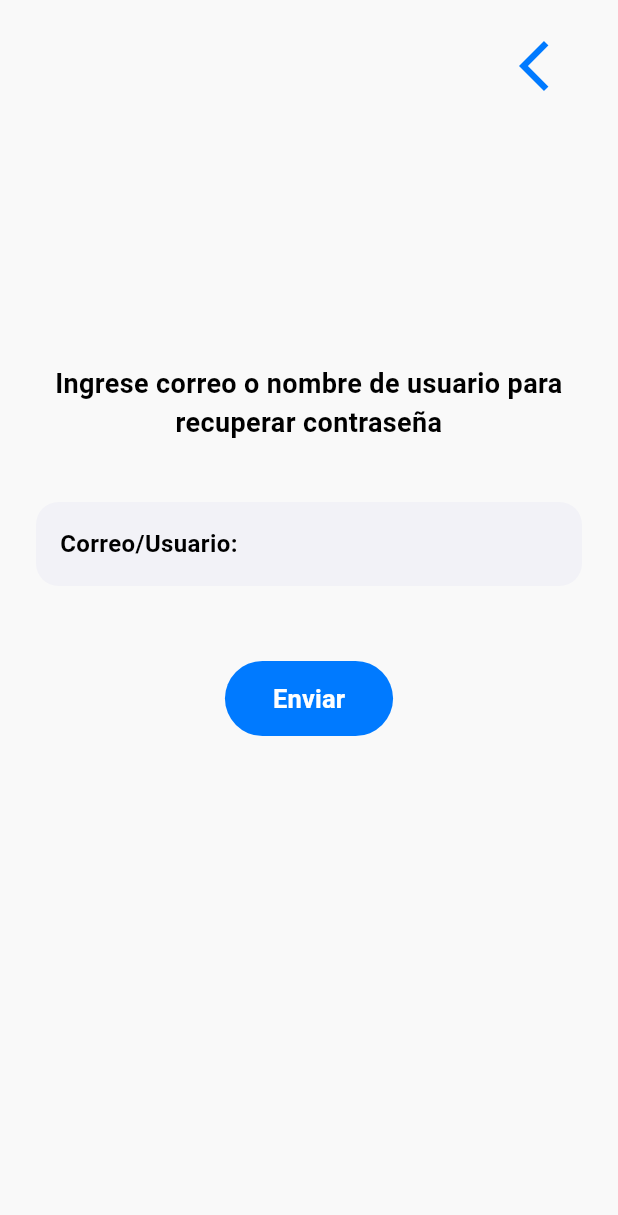
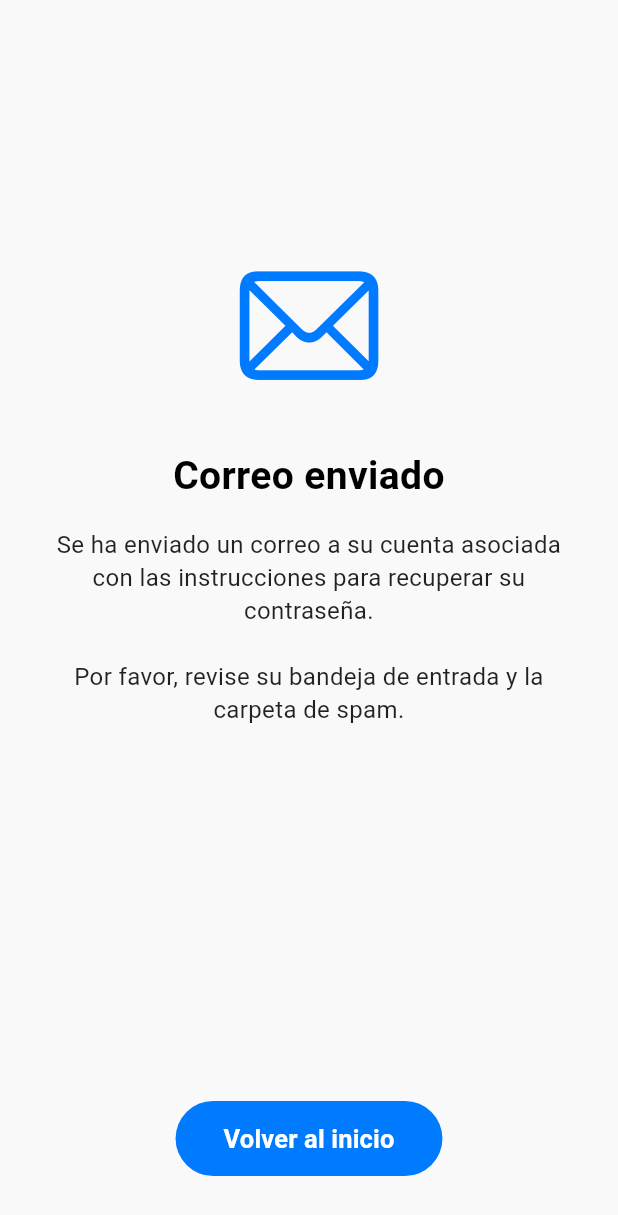
Before and after one commit to jhonsebastianasmiso/alarmas-educativas-ux, a Flutter app: the RecoverPasswordScreen screen opened directly, after a tap on "Enviar", on a phone screen of 412 x 824 dp. Shown: the top 1215 px of the screen. Run offline on Flutter 3.47's test engine with Material 3 defaults, Android fonts, the phone set to English and light mode, and no system bars.

Commit message:
feat: Agregar pantalla genérica de éxito y conectarla a los flujos
- Creé una pantalla de confirmación (SuccessMessageScreen) reutilizable para mostrar retroalimentación
- Conecté la recuperación de contraseña para mostrar la confirmación de correo enviado
- Conecté el registro de usuario para mostrar la confirmación de creación de cuenta

```diff
--- a/lib/features/auth/presentation/screens/recover_password_screen.dart
+++ b/lib/features/auth/presentation/screens/recover_password_screen.dart
@@ -4,6 +4,7 @@ import '../../../../shared/widgets/forms/apple_style_form.dart';
 import '../../../../shared/widgets/layouts/web_layout.dart';
 import '../../../../shared/widgets/layouts/apple_header.dart';
 import '../../../../shared/widgets/buttons/apple_button.dart';
+import 'success_message_screen.dart';
 
 class RecoverPasswordScreen extends StatefulWidget {
   const RecoverPasswordScreen({super.key});
@@ -24,6 +25,21 @@ class _RecoverPasswordScreenState extends State<RecoverPasswordScreen> {
 
   void _recoverPassword() {
     // Implement recovery logic here
+    Navigator.push(
+      context,
+      MaterialPageRoute(
+        builder: (context) => SuccessMessageScreen(
+          title: 'Correo enviado',
+          message:
+              'Se ha enviado un correo a su cuenta asociada con las instrucciones para recuperar su contraseña.\n\nPor favor, revise su bandeja de entrada y la carpeta de spam.',
+          icon: CupertinoIcons.mail,
+          buttonText: 'Volver al inicio',
+          onPressed: () {
+            Navigator.of(context).popUntil((route) => route.isFirst);
+          },
+        ),
+      ),
+    );
   }
 
   @override
--- a/lib/features/auth/presentation/screens/register_screen.dart
+++ b/lib/features/auth/presentation/screens/register_screen.dart
@@ -3,6 +3,8 @@ import '../../../../shared/widgets/layouts/web_layout.dart';
 import '../../../../shared/widgets/layouts/apple_header.dart';
 import '../../../../shared/widgets/buttons/apple_button.dart';
 import '../../../../shared/widgets/forms/apple_top_label_field.dart';
+import 'success_message_screen.dart';
+import 'package:flutter/cupertino.dart';
 
 class RegisterScreen extends StatefulWidget {
   const RegisterScreen({super.key});
@@ -26,6 +28,21 @@ class _RegisterScreenState extends State<RegisterScreen> {
 
   void _register() {
     // Implement register logic here
+    Navigator.push(
+      context,
+      MaterialPageRoute(
+        builder: (context) => SuccessMessageScreen(
+          title: 'Registro exitoso',
+          message:
+              'Su cuenta ha sido creada exitosamente.\n\nHemos enviado un correo de activación. Por favor, revise su bandeja de entrada y la carpeta de spam para activarla antes de iniciar sesión.',
+          icon: CupertinoIcons.check_mark_circled,
+          buttonText: 'Volver al inicio',
+          onPressed: () {
+            Navigator.of(context).popUntil((route) => route.isFirst);
+          },
+        ),
+      ),
+    );
   }
 
   @override
--- /dev/null
+++ b/lib/features/auth/presentation/screens/success_message_screen.dart
@@ -0,0 +1,88 @@
+import 'package:flutter/material.dart';
+import 'package:flutter/cupertino.dart';
+import '../../../../shared/widgets/layouts/web_layout.dart';
+import '../../../../shared/widgets/buttons/apple_button.dart';
+
+class SuccessMessageScreen extends StatelessWidget {
+  final String title;
+  final String message;
+  final IconData icon;
+  final String buttonText;
+  final VoidCallback onPressed;
+
+  const SuccessMessageScreen({
+    super.key,
+    required this.title,
+    required this.message,
+    required this.icon,
+    required this.buttonText,
+    required this.onPressed,
+  });
+
+  @override
+  Widget build(BuildContext context) {
+    return Scaffold(
+      backgroundColor: const Color(0xFFF9F9F9),
+      body: SafeArea(
+        child: WebLayout(
+          maxWidth: 600,
+          child: Padding(
+            padding: const EdgeInsets.symmetric(horizontal: 32.0),
+            child: Column(
+              mainAxisAlignment: MainAxisAlignment.center,
+              crossAxisAlignment: CrossAxisAlignment.stretch,
+              children: [
+                const Spacer(flex: 2),
+
+                // Success Icon
+                Icon(
+                  icon,
+                  size: 100,
+                  color: const Color(0xFF007AFF), // Apple iOS Blue
+                ),
+                const SizedBox(height: 32),
+
+                // Title
+                Text(
+                  title,
+                  textAlign: TextAlign.center,
+                  style: const TextStyle(
+                    fontSize: 26,
+                    fontWeight: FontWeight.w700,
+                    color: Colors.black,
+                  ),
+                ),
+                const SizedBox(height: 16),
+
+                // Message
+                Text(
+                  message,
+                  textAlign: TextAlign.center,
+                  style: const TextStyle(
+                    fontSize: 16,
+                    color: Colors.black87,
+                    height: 1.4,
+                  ),
+                ),
+
+                const Spacer(flex: 3),
+
+                // Action Button
+                Align(
+                  alignment: Alignment.center,
+                  child: AppleButton(
+                    text: buttonText,
+                    onPressed: onPressed,
+                    isFullWidth: false,
+                  ),
+                ),
+
+                const SizedBox(height: 40),
+              ],
+            ),
+          ),
+        ),
+      ),
+    );
+  }
+}
```
